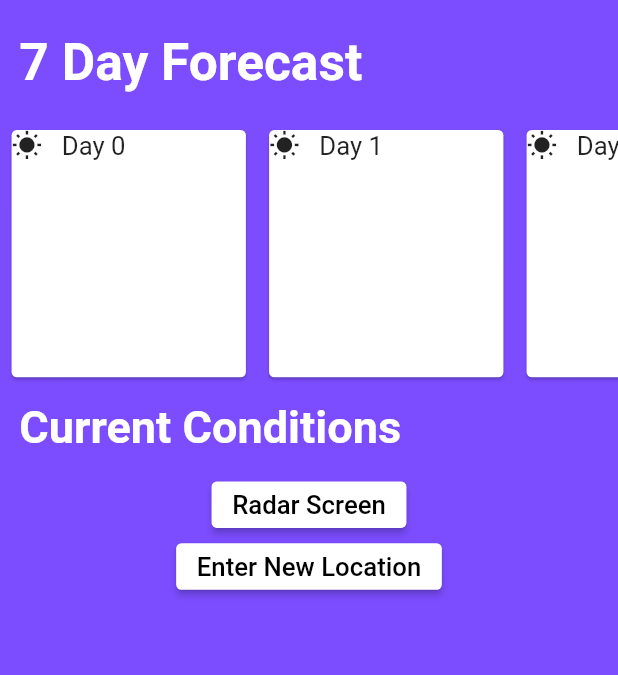
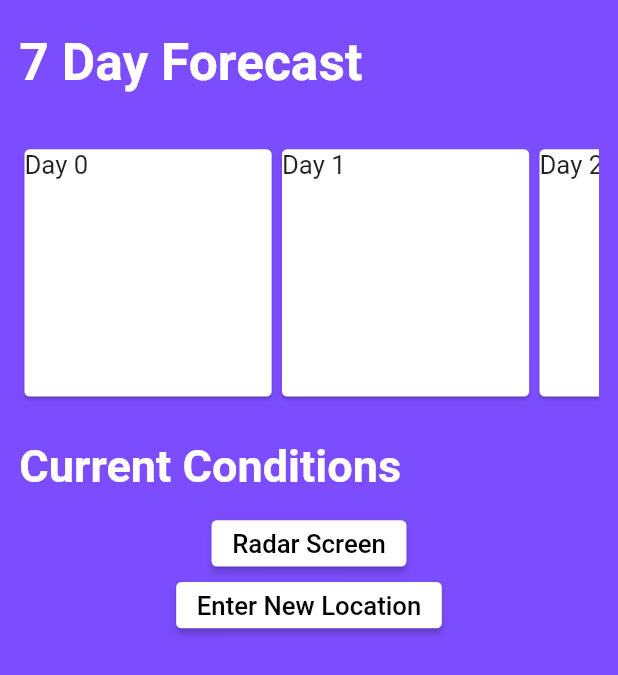
Before and after one commit to DerrickWilliamson/gale_force, a Flutter app: the WeatherScreen screen opened directly, on a phone screen of 412 x 824 dp. Shown: the top 675 px of the screen. Run offline on Flutter 3.47's test engine with Material 2 defaults, Android fonts, the phone set to English and light mode, and no system bars; our stand-ins replace bloc, equatable, responsive_framework.

Commit message:
added padding widget to gridview

```diff
--- a/lib/views/screens/weather_screen.dart
+++ b/lib/views/screens/weather_screen.dart
@@ -29,7 +29,9 @@ class WeatherScreen extends StatelessWidget {
               ),
             ),
             const SizedBox(height: 10.0),
-            SizedBox(
+            Padding(
+              padding: const EdgeInsets.all(15.0),
+              child: SizedBox(
                 height: 200.0,
                 width: 500.0,
                 child: GridView.count(
@@ -39,16 +41,12 @@ class WeatherScreen extends StatelessWidget {
                     7,
                     (index) {
                       return Center(
-                      child: Padding(
-                        padding: const EdgeInsets.only(left: 5.0, right: 5.0),
                         child: Card(
                           color: Colors.white,
                           child: Column(
                             children: [
                               Row(
                                 children: [
-                                  const Icon(Icons.wb_sunny),
-                                  const SizedBox(width: 15.0),
                                   Text(
                                     'Day $index',
                                     style: const TextStyle(fontSize: 20.0),
@@ -58,9 +56,9 @@ class WeatherScreen extends StatelessWidget {
                             ],
                           ),
                         ),
-                      ),
                       );
                     },
+                  ),
                 ),
               ),
             ),
```
Lines whose indentation alone changed are shown as unchanged.
